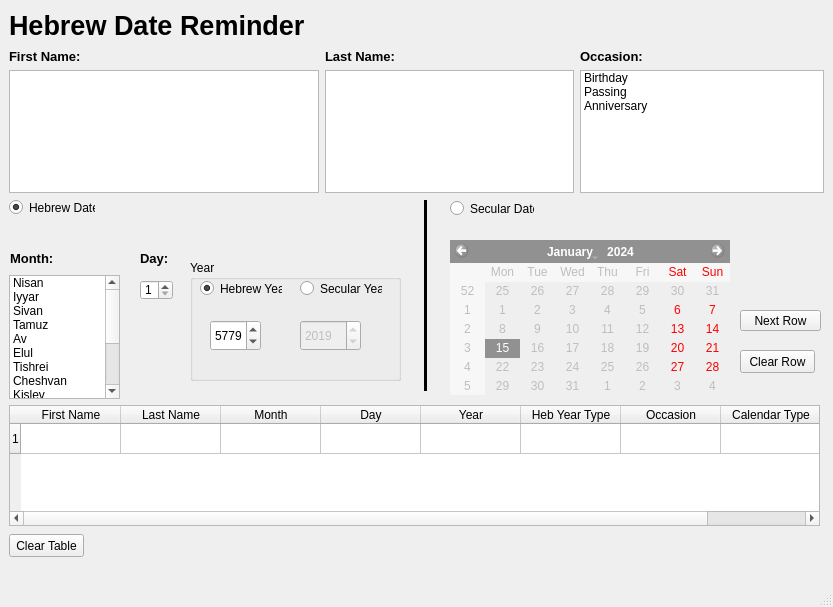
Old version of the form app_gui.ui in the repository roovyshapiro/HebrewDateReminder.
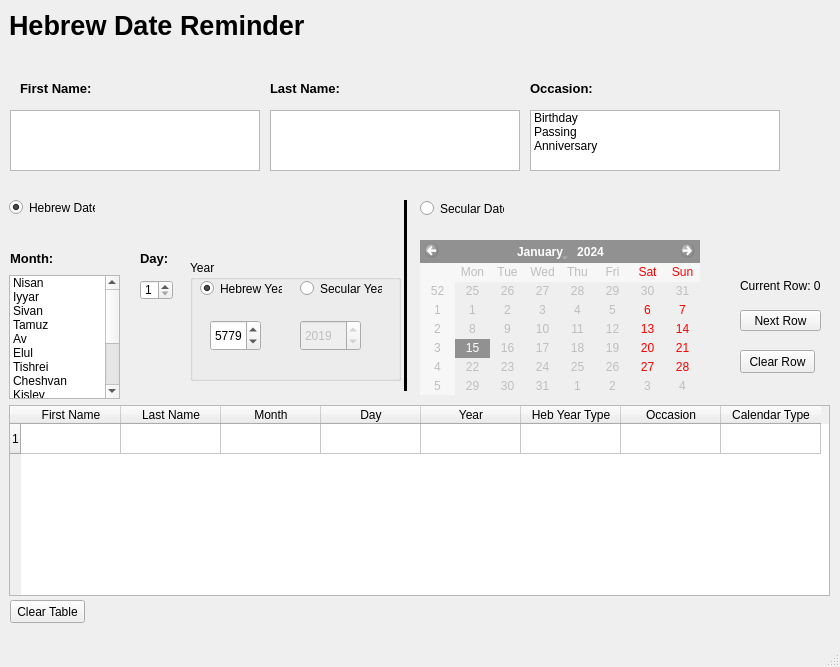
New version of the form.

Commit message:
Add current row label, fix 'next row' bug
Added a label to show the currently selected row
wether the row is clicked on or 'next row' button
is pushed.

Fixed bug with next row crashing if no occasion is selected.

Removed unnecessary print statements.

Set style to 'Fusion'.

```diff
--- a/app_gui.ui
+++ b/app_gui.ui
@@ -6,8 +6,8 @@
    <rect>
     <x>0</x>
     <y>0</y>
-    <width>833</width>
-    <height>607</height>
+    <width>840</width>
+    <height>667</height>
    </rect>
   </property>
   <property name="windowTitle">
@@ -100,10 +100,10 @@
    <widget class="QListWidget" name="occasion_list">
     <property name="geometry">
      <rect>
-      <x>580</x>
-      <y>70</y>
-      <width>244</width>
-      <height>123</height>
+      <x>530</x>
+      <y>110</y>
+      <width>250</width>
+      <height>61</height>
      </rect>
     </property>
     <property name="sortingEnabled">
@@ -130,8 +130,8 @@
      <rect>
       <x>9</x>
       <y>405</y>
-      <width>811</width>
-      <height>121</height>
+      <width>821</width>
+      <height>191</height>
      </rect>
     </property>
     <row>
@@ -183,8 +183,8 @@
    <widget class="QPushButton" name="clear_table">
     <property name="geometry">
      <rect>
-      <x>9</x>
-      <y>534</y>
+      <x>10</x>
+      <y>600</y>
       <width>75</width>
       <height>23</height>
      </rect>
@@ -268,28 +268,28 @@
    <widget class="QPlainTextEdit" name="first_name">
     <property name="geometry">
      <rect>
-      <x>9</x>
-      <y>70</y>
-      <width>310</width>
-      <height>123</height>
+      <x>10</x>
+      <y>110</y>
+      <width>250</width>
+      <height>61</height>
      </rect>
     </property>
    </widget>
    <widget class="QPlainTextEdit" name="last_name">
     <property name="geometry">
      <rect>
-      <x>325</x>
-      <y>70</y>
-      <width>249</width>
-      <height>123</height>
+      <x>270</x>
+      <y>110</y>
+      <width>250</width>
+      <height>61</height>
      </rect>
     </property>
    </widget>
    <widget class="QLabel" name="label_3">
     <property name="geometry">
      <rect>
-      <x>9</x>
-      <y>48</y>
+      <x>20</x>
+      <y>80</y>
       <width>72</width>
       <height>16</height>
      </rect>
@@ -308,8 +308,8 @@
    <widget class="QLabel" name="label_4">
     <property name="geometry">
      <rect>
-      <x>325</x>
-      <y>48</y>
+      <x>270</x>
+      <y>80</y>
       <width>72</width>
       <height>16</height>
      </rect>
@@ -348,8 +348,8 @@
    <widget class="QLabel" name="label_6">
     <property name="geometry">
      <rect>
-      <x>580</x>
-      <y>48</y>
+      <x>530</x>
+      <y>80</y>
       <width>62</width>
       <height>16</height>
      </rect>
@@ -371,7 +371,7 @@
     </property>
     <property name="geometry">
      <rect>
-      <x>450</x>
+      <x>420</x>
       <y>240</y>
       <width>280</width>
       <height>155</height>
@@ -381,7 +381,7 @@
    <widget class="Line" name="line">
     <property name="geometry">
      <rect>
-      <x>410</x>
+      <x>390</x>
       <y>200</y>
       <width>31</width>
       <height>191</height>
@@ -416,7 +416,7 @@
    <widget class="QRadioButton" name="secular_date_btn">
     <property name="geometry">
      <rect>
-      <x>450</x>
+      <x>420</x>
       <y>200</y>
       <width>84</width>
       <height>17</height>
@@ -554,6 +554,22 @@
      </property>
     </widget>
    </widget>
+   <widget class="QLabel" name="current_row_label">
+    <property name="geometry">
+     <rect>
+      <x>740</x>
+      <y>270</y>
+      <width>91</width>
+      <height>31</height>
+     </rect>
+    </property>
+    <property name="autoFillBackground">
+     <bool>true</bool>
+    </property>
+    <property name="text">
+     <string>Current Row: 0</string>
+    </property>
+   </widget>
   </widget>
   <widget class="QMenuBar" name="menubar">
    <property name="geometry">
```
Left out of the diff: 2 changed lines with no effect on the pictures. The commit also changes 1 other file.
